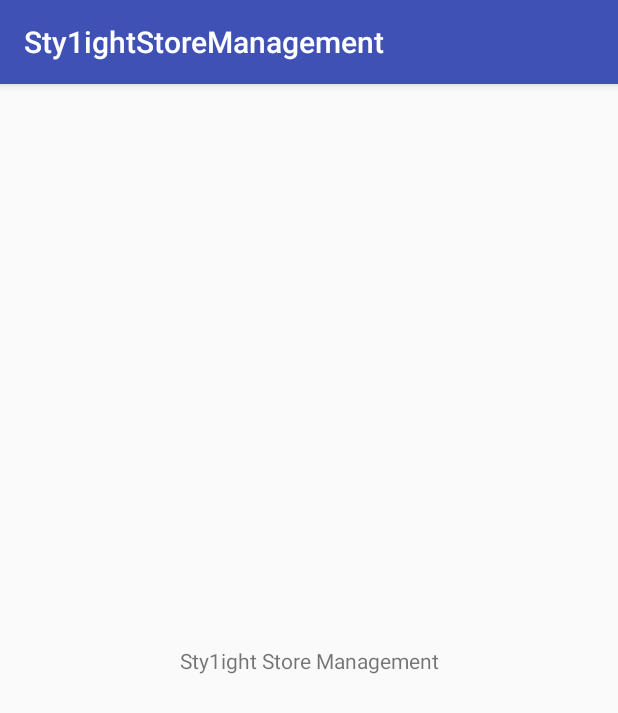
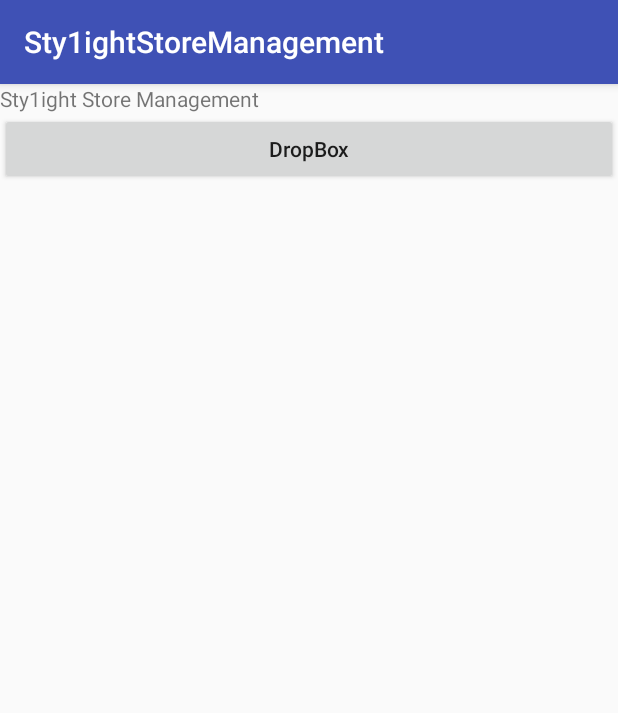
Before and after one commit to gjw1012/Sty1ightStoreManagement, an Android app: the screen it shows after launch (MainActivity), on a phone screen of 412 x 824 dp. Shown: the top 713 px of the screen. Run offline under Robolectric (Android 15) with nearby library versions, the phone set to English and light mode, and no system bars.

Commit message:
Add DropBox

```diff
--- a/app/src/main/java/jnj/com/sty1ightstoremanagement/MainActivity.java
+++ b/app/src/main/java/jnj/com/sty1ightstoremanagement/MainActivity.java
@@ -1,87 +1,35 @@
 package jnj.com.sty1ightstoremanagement;
 
-import android.content.Context;
-import android.util.Log;
+import android.content.Intent;
+import android.support.v7.app.AppCompatActivity;
+import android.os.Bundle;
+import android.view.View;
+import android.widget.Button;
+
+import jnj.com.sty1ightstoremanagement.dropbox.DropBoxActivity;
 
 
-import com.dropbox.client2.DropboxAPI;
-import com.dropbox.client2.android.AndroidAuthSession;
-import com.dropbox.client2.session.AppKeyPair;
-
-import java.io.File;
-import java.io.FileInputStream;
-import java.io.FileOutputStream;
-import java.io.FileWriter;
-
-import android.support.v7.app.AppCompatActivity;
-import android.os.Bundle;
-
-
-public class MainActivity extends AppCompatActivity {
-
-    final static private String APP_KEY = "3ypfwo7vtnfd7t5";
-    final static private String APP_SECRET = "xhugpau3102bdlj";
-    static private String FilePath;
-    private DropboxAPI<AndroidAuthSession> mDBApi;
+public class MainActivity extends AppCompatActivity implements View.OnClickListener {
+    private Button dropboxButton;
 
     @Override
     protected void onCreate(Bundle savedInstanceState) {
         super.onCreate(savedInstanceState);
         setContentView(R.layout.activity_main);
 
-        // test for github
 
-        AppKeyPair appKeys = new AppKeyPair(APP_KEY, APP_SECRET);
-        AndroidAuthSession session = new AndroidAuthSession(appKeys);
-        mDBApi = new DropboxAPI<AndroidAuthSession>(session);
-        mDBApi.getSession().startOAuth2Authentication(MainActivity.this);
+        dropboxButton = (Button) findViewById(R.id.button_dropbox);
+        dropboxButton.setOnClickListener(this);
 
-        Context context = MainActivity.this;
-        FilePath = context.getFilesDir().getPath().toString() + "User.txt";
-        Upload();
-    }
-    protected void onResume() {
-        super.onResume();
-
-        if (mDBApi.getSession().authenticationSuccessful()) {
-            try {
-                // Required to complete auth, sets the access token on the session
-                mDBApi.getSession().finishAuthentication();
-
-                String accessToken = mDBApi.getSession().getOAuth2AccessToken();
-            } catch (IllegalStateException e) {
-                Log.i("DbAuthLog", "Error authenticating", e);
-            }
-        }
     }
 
-    void Upload() {
-
-        try {
-            File file = new File(FilePath);
-            FileWriter writer = new FileWriter(file,true);
-            writer.append("test hi\n\n");
-            writer.flush();
-            writer.close();
-            FileInputStream inputStream = null;
-            inputStream = new FileInputStream(file);
-            DropboxAPI.Entry response = mDBApi.putFile("/User.txt", inputStream, file.length(), null, null);
-
-            Log.i("DbExampleLog", "The uploaded file's rev is: " + response.rev);
-        } catch (Exception e) {
-            e.printStackTrace();
-        }
-    }
-
-    void Download() {
-        try {
-            File file = new File(FilePath);
-            FileOutputStream outputStream = new FileOutputStream(file);
-            DropboxAPI.DropboxFileInfo info = mDBApi.getFile(FilePath, null, outputStream, null);
-            Log.i("DbExampleLog", "The file's rev is: " + info.getMetadata().rev);
-        }
-        catch(Exception e) {
-            e.printStackTrace();
+    @Override
+    public void onClick(View view) {
+        switch (view.getId()) {
+            case R.id.button_dropbox:
+                Intent intent1 = new Intent(this, DropBoxActivity.class);
+                startActivity(intent1);
+                break;
         }
     }
 }
--- a/app/src/main/res/layout/activity_main.xml
+++ b/app/src/main/res/layout/activity_main.xml
@@ -1,19 +1,19 @@
 <?xml version="1.0" encoding="utf-8"?>
-<android.support.constraint.ConstraintLayout
-    xmlns:android="http://schemas.android.com/apk/res/android"
-    xmlns:tools="http://schemas.android.com/tools"
-    xmlns:app="http://schemas.android.com/apk/res-auto"
-    android:layout_width="match_parent"
-    android:layout_height="match_parent"
-    tools:context="jnj.com.sty1ightstoremanagement.MainActivity">
+<LinearLayout xmlns:android="http://schemas.android.com/apk/res/android"
+    android:orientation="vertical" android:layout_width="match_parent"
+    android:layout_height="match_parent">
+
 
     <TextView
         android:layout_width="wrap_content"
         android:layout_height="wrap_content"
-        android:text="Sty1ight Store Management"
-        app:layout_constraintBottom_toBottomOf="parent"
-        app:layout_constraintLeft_toLeftOf="parent"
-        app:layout_constraintRight_toRightOf="parent"
-        app:layout_constraintTop_toTopOf="parent" />
+        android:text="Sty1ight Store Management"/>
 
-</android.support.constraint.ConstraintLayout>
+    <Button
+        android:id="@+id/button_dropbox"
+        android:layout_width="match_parent"
+        android:layout_height="wrap_content"
+        android:text="DropBox"
+        android:textAllCaps="false" />
+
+</LinearLayout>
```
Also changed, not shown: app/src/main/AndroidManifest.xml (+13 -1 lines), app/src/main/java/jnj/com/sty1ightstoremanagement/MenuActivity.java (+18 -1 lines), app/src/main/java/jnj/com/sty1ightstoremanagement/account/ChangePasswordActivity.java (+4 -5 lines), app/src/main/java/jnj/com/sty1ightstoremanagement/account/LoginActivity.java (+13 -33 lines), app/src/main/java/jnj/com/sty1ightstoremanagement/dropbox/DropBoxActivity.java (added, +173 -0 lines), app/src/main/res/layout/activity_dropbox.xml (+10 -3 lines).
